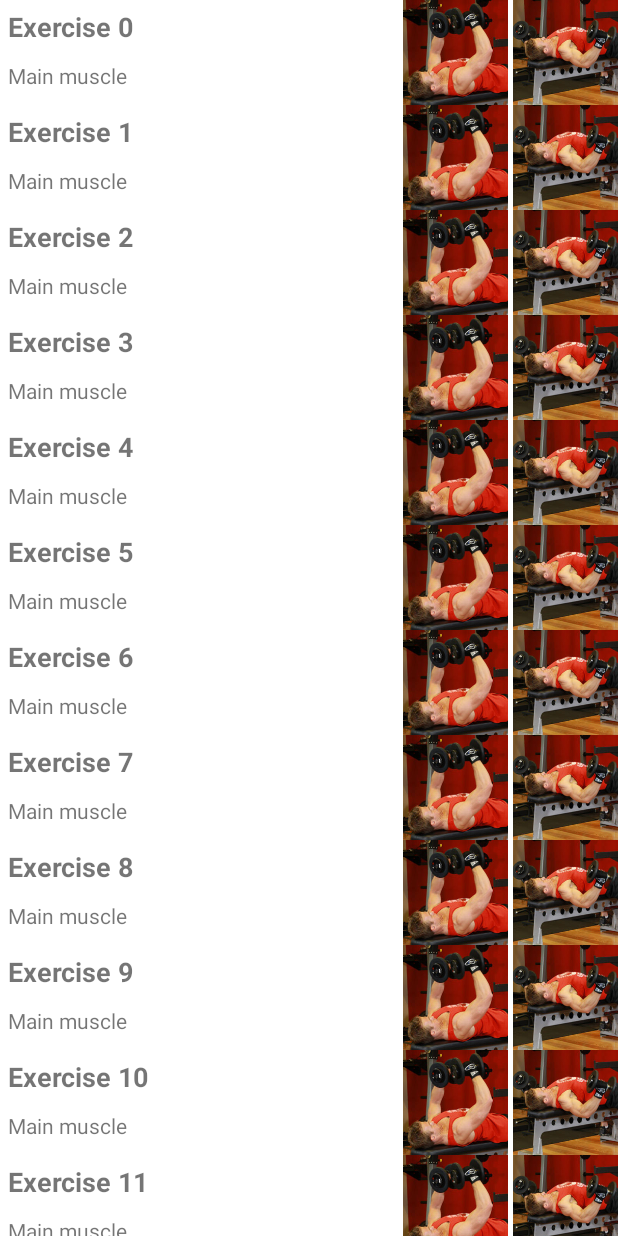
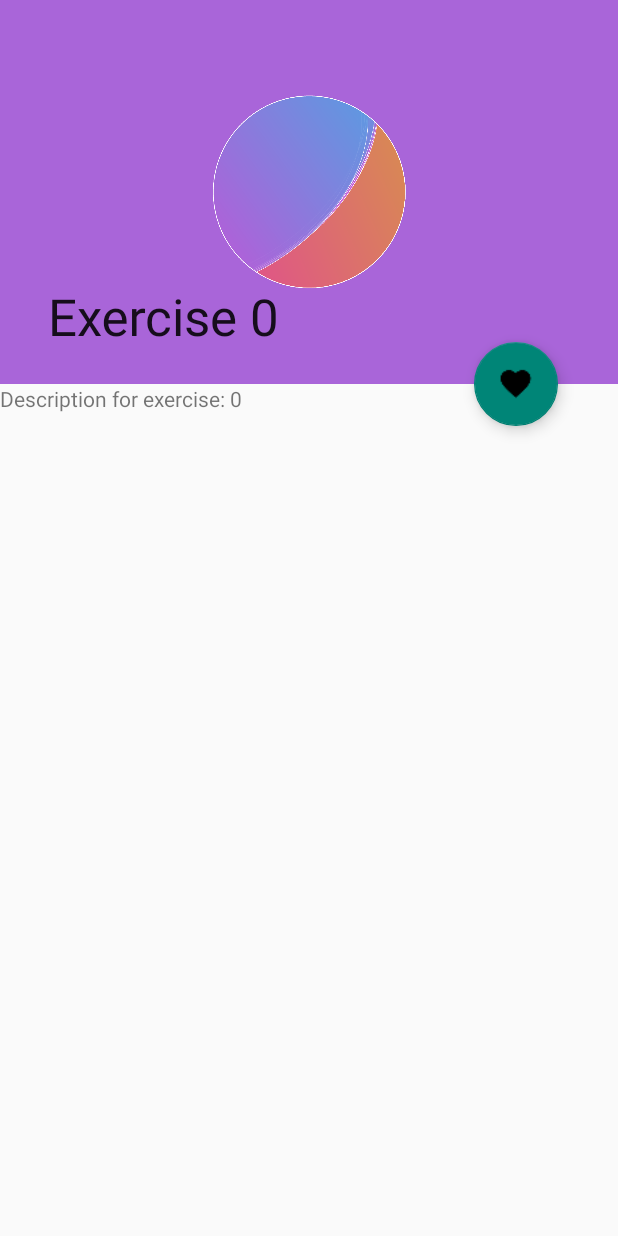
Before and after one commit to gleative/WorkIt, an Android app: the ExerciseActivity screen opened directly, with no data from a screen before it, after a tap on an icon or button, on a phone screen of 412 x 824 dp. Run offline under Robolectric (Android 15) with nearby library versions, the phone set to English and light mode, and no system bars.

Commit message:
Fragment now finally works! Now try to implement Slider with ViewPager

```diff
--- a/app/src/main/AndroidManifest.xml
+++ b/app/src/main/AndroidManifest.xml
@@ -36,7 +36,8 @@
         <activity
             android:name=".StartWorkoutActivity"
             android:label="Start Workout" />
-        <activity android:name=".ExerciseInfoActivity"></activity>
+        <activity android:name=".ExerciseInfoActivity"
+            android:label="Exercise"/>
     </application>
 
 </manifest>
--- a/app/src/main/java/com/example/gleative/workit/ExerciseActivity.java
+++ b/app/src/main/java/com/example/gleative/workit/ExerciseActivity.java
@@ -32,6 +32,7 @@ public class ExerciseActivity extends AppCompatActivity implements ExerciseListF
     Toolbar toolbar;
     NavigationDrawerFragment navigationDrawerFragment;
     ExerciseInfoFragment exerciseInfoFragment;
+    ExerciseListFragment exerciseListFragment;
     RecyclerView recyclerView;
     ExercisesRecyclerAdapter exercisesRecyclerAdapter;
 
@@ -75,21 +76,21 @@ public class ExerciseActivity extends AppCompatActivity implements ExerciseListF
             // Invoked when user types on the search bar
             @Override
             public boolean onQueryTextChange(String newText) {
+                exerciseListFragment.filterExercises(newText);
 
+//                newText = newText.toLowerCase();
+//                List<Exercise> newList = new ArrayList<>();
+//
+//
+//                for(Exercise exercise: exercisesList){
+//                    String exerciseName = exercise.getExerciseName().toLowerCase();
+//                        // If the name is in the query from the user, add it to a new list, that will be displayed for the user
+//                        if(exerciseName.contains(newText)){
+//                            newList.add(exercise);
+//                        }
+//                }
 
-                newText = newText.toLowerCase();
-                List<Exercise> newList = new ArrayList<>();
-
-
-                for(Exercise exercise: exercisesList){
-                    String exerciseName = exercise.getExerciseName().toLowerCase();
-                        // If the name is in the query from the user, add it to a new list, that will be displayed for the user
-                        if(exerciseName.contains(newText)){
-                            newList.add(exercise);
-                        }
-                }
-
-                exercisesRecyclerAdapter.setFilter(newList);
+//                exercisesRecyclerAdapter.setFilter(newList);
 
                 return true;
             }
@@ -99,14 +100,14 @@ public class ExerciseActivity extends AppCompatActivity implements ExerciseListF
     }
 
     private void setUpDrawer() {
-//        navigationDrawerFragment = (NavigationDrawerFragment) getSupportFragmentManager().findFragmentById(R.id.navigation_drawer_fragment);
-//        DrawerLayout drawerLayout = (DrawerLayout) findViewById(R.id.drawer_layout);
-//        navigationDrawerFragment.setUpDrawer(drawerLayout, toolbar, R.id.nav_exercises);
+        navigationDrawerFragment = (NavigationDrawerFragment) getSupportFragmentManager().findFragmentById(R.id.navigation_drawer_fragment);
+        DrawerLayout drawerLayout = (DrawerLayout) findViewById(R.id.drawer_layout);
+        navigationDrawerFragment.setUpDrawer(drawerLayout, toolbar, R.id.nav_exercises);
     }
 
     @Override
     protected void onStart(){
-//        navigationDrawerFragment.updateCheckedItem(R.id.nav_exercises);
+        navigationDrawerFragment.updateCheckedItem(R.id.nav_exercises);
 
         super.onStart();
     }
--- a/app/src/main/java/com/example/gleative/workit/ExerciseInfoActivity.java
+++ b/app/src/main/java/com/example/gleative/workit/ExerciseInfoActivity.java
@@ -1,10 +1,8 @@
 package com.example.gleative.workit;
 
 import android.support.v4.app.FragmentManager;
-import android.support.v4.app.Fragment;
 import android.support.v4.widget.DrawerLayout;
 import android.support.v7.app.AppCompatActivity;
-import android.support.v4.app.FragmentActivity;
 import android.os.Bundle;
 import android.support.v7.widget.Toolbar;
 import android.widget.TextView;
@@ -15,12 +13,10 @@ import com.example.gleative.workit.model.Exercise;
 
 public class ExerciseInfoActivity extends AppCompatActivity {
 
-//    Exercise selectedExercise;
+    Exercise selectedExercise;
 
     Toolbar toolbar;
     NavigationDrawerFragment navigationDrawerFragment;
-
-    TextView textViewExerciseDesc;
 
     @Override
     protected void onCreate(Bundle savedInstanceState) {
@@ -28,7 +24,7 @@ public class ExerciseInfoActivity extends AppCompatActivity {
         setContentView(R.layout.activity_exercise_info);
 
         toolbar = (Toolbar) findViewById(R.id.toolbar);
-//        toolbar.setTitle(selectedExercise.getExerciseName());
+        toolbar.setTitle("jajajaj");
         setSupportActionBar(toolbar);
 
         int id = getIntent().getIntExtra("exercise_id", 1);
@@ -38,25 +34,13 @@ public class ExerciseInfoActivity extends AppCompatActivity {
 
         exerciseInfoFragment.setDisplayedDetail(id);
 
-//        setUpDrawer();
-//        addData();
     }
 
-//    private void setUpDrawer() {
-//        navigationDrawerFragment = (NavigationDrawerFragment) getSupportFragmentManager().findFragmentById(R.id.navigation_drawer_fragment);
-//        DrawerLayout drawerLayout = (DrawerLayout) findViewById(R.id.drawer_layout);
-//        navigationDrawerFragment.setUpDrawer(drawerLayout, toolbar, R.id.nav_exercises);
-//    }
-//
-//    @Override
-//    protected void onStart(){
-//        navigationDrawerFragment.updateCheckedItem(R.id.nav_exercises);
-//
-//        super.onStart();
-//    }
-//
-//    private void addData(){
-//        textViewExerciseDesc = (TextView) findViewById(R.id.exercise_description);
-//        textViewExerciseDesc.setText(selectedExercise.getExerciseDescription());
-//    }
+    // Denne type vindu har ikke navigasjon drawer!
+
+    @Override
+    protected void onStart(){
+        super.onStart();
+    }
+
 }
--- a/app/src/main/java/com/example/gleative/workit/fragments/ExerciseInfoFragment.java
+++ b/app/src/main/java/com/example/gleative/workit/fragments/ExerciseInfoFragment.java
@@ -5,6 +5,7 @@ import android.os.Bundle;
 import android.support.annotation.Nullable;
 import android.support.v4.app.Fragment;
 import android.support.v4.content.ContextCompat;
+import android.support.v7.widget.Toolbar;
 import android.view.LayoutInflater;
 import android.view.View;
 import android.view.ViewGroup;
@@ -28,6 +29,7 @@ public class ExerciseInfoFragment extends Fragment{
     public final static String EXERCISE_INDEX = "exerciseIndex";
     private static final int DEFAULT_EXERCISE_INDEX = 1;
 
+    private Toolbar exerciseNameToolbar;
     private TextView exerciseNameView;
     private TextView exerciseDescView;
     private int exerciseIndex;
@@ -48,12 +50,13 @@ public class ExerciseInfoFragment extends Fragment{
         View fragmentView = inflater.inflate(R.layout.fragment_exercise_info, container, false); // Layout file
 
         // Finds referance to the diffrent views in "fragment_exercise_info" layout
-        exerciseNameView = fragmentView.findViewById(R.id.exercise_title);
-        exerciseDescView = fragmentView.findViewById(R.id.exercise_targeted_muscle);
+        exerciseNameToolbar = fragmentView.findViewById(R.id.toolbar);
+//        exerciseNameView = fragmentView.findViewById(R.id.exercise_title);
+        exerciseDescView = fragmentView.findViewById(R.id.exercise_description);
 
         setDisplayedDetail(exerciseIndex);
 
-        return super.onCreateView(inflater, container, savedInstanceState);
+        return fragmentView;
     }
 
     @Override
@@ -66,6 +69,7 @@ public class ExerciseInfoFragment extends Fragment{
 
         Exercise exercise = exerciseList.get(exerciseIndex);
 
-        exerciseNameView.setText(exercise.getExerciseName());
+        exerciseNameToolbar.setTitle(exercise.getExerciseName());
+        exerciseDescView.setText(exercise.getExerciseDescription());
     }
 }
--- a/app/src/main/java/com/example/gleative/workit/fragments/ExerciseListFragment.java
+++ b/app/src/main/java/com/example/gleative/workit/fragments/ExerciseListFragment.java
@@ -17,6 +17,9 @@ import com.example.gleative.workit.adapter.OnExerciseSelectedListener;
 import com.example.gleative.workit.adapter.RecycleAdapterListener;
 import com.example.gleative.workit.model.Exercise;
 
+import java.util.ArrayList;
+import java.util.List;
+
 /**
  * Created by gleative on 12.10.2017.
  *
@@ -27,6 +30,8 @@ public class ExerciseListFragment extends Fragment implements RecycleAdapterList
 
     private RecyclerView recyclerView;
     private OnExerciseFragmentInteractionListener listener;
+    ExercisesRecyclerAdapter adapter;
+    private List<Exercise> exercisesList;
 
     // Empty constructor required
     public ExerciseListFragment(){}
@@ -53,7 +58,7 @@ public class ExerciseListFragment extends Fragment implements RecycleAdapterList
     // Sets up the recyclerView with the type of linear layout
     private void setUpRecyclerView(View view){
         recyclerView = view.findViewById(R.id.exercise_recycler_view); // Henter listen fra layout fil "fragment_exercise_list"
-        ExercisesRecyclerAdapter adapter = new ExercisesRecyclerAdapter(getContext(), Exercise.getData(), this); // Må ha constructor på adapteren ellers du får error! this, Exercise.getData()
+        adapter = new ExercisesRecyclerAdapter(getContext(), Exercise.getData(), this); // Må ha constructor på adapteren ellers du får error! this, Exercise.getData()
         recyclerView.setAdapter(adapter);
 
         // Sets up the list in a new layout
@@ -62,6 +67,24 @@ public class ExerciseListFragment extends Fragment implements RecycleAdapterList
         recyclerView.setLayoutManager(linearLayoutManagerVertical);
 
     }
+
+    public void filterExercises(String newText){
+        newText = newText.toLowerCase();
+        List<Exercise> newList = new ArrayList<>();
+
+
+        for(Exercise exercise: exercisesList){
+            String exerciseName = exercise.getExerciseName().toLowerCase();
+            // If the name is in the query from the user, add it to a new list, that will be displayed for the user
+            if(exerciseName.contains(newText)){
+                newList.add(exercise);
+            }
+        }
+
+        adapter.setFilter(newList);
+    }
+
+
 
     @Override
     public void exerciseSelected(Exercise exercise) {
--- a/app/src/main/res/layout/activity_exercise_info.xml
+++ b/app/src/main/res/layout/activity_exercise_info.xml
@@ -1,5 +1,8 @@
 <?xml version="1.0" encoding="utf-8"?>
-<LinearLayout xmlns:android="http://schemas.android.com/apk/res/android"
+<android.support.v4.widget.DrawerLayout xmlns:android="http://schemas.android.com/apk/res/android"
+    xmlns:tools="http://schemas.android.com/tools"
+    xmlns:app="http://schemas.android.com/apk/res-auto"
+    android:id="@id/drawer_layout"
     android:orientation="vertical"
     android:layout_width="match_parent"
     android:layout_height="match_parent">
@@ -8,6 +11,7 @@
         android:id="@+id/exercise_info_fragment"
         android:layout_width="match_parent"
         android:layout_height="match_parent"
-        android:name="com.example.gleative.workit.fragments.ExerciseListFragment"/>
+        android:name="com.example.gleative.workit.fragments.ExerciseInfoFragment"
+        tools:layout="@layout/fragment_exercise_info" />
 
-</LinearLayout>
+</android.support.v4.widget.DrawerLayout>
```
Also changed, not shown: app/src/main/res/layout/fragment_exercise_info.xml (+7 -7 lines), app/src/main/res/layout/list_exercises.xml (+9 -9 lines).
